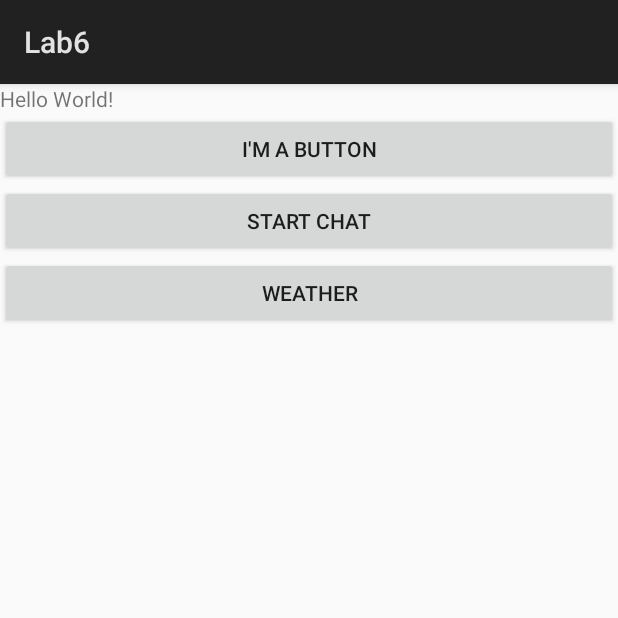
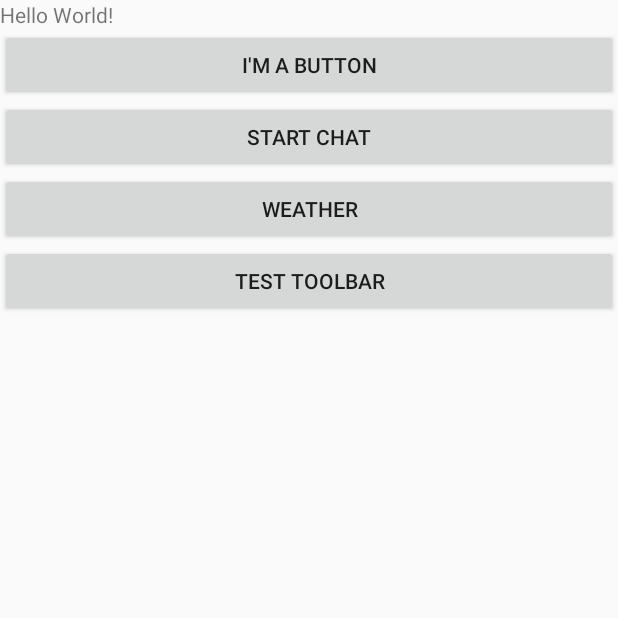
Before and after one commit to Smilesli/CST2335_GUI, an Android app: the StartActivity screen opened directly, with no data from a screen before it, on a phone screen of 412 x 824 dp, the top half of it. Run offline under Robolectric (Android 15) with nearby library versions, the phone set to English and light mode, and no system bars.

Commit message:
toolbar init

```diff
--- a/app/src/main/java/com/example/yueli/androidlabs/StartActivity.java
+++ b/app/src/main/java/com/example/yueli/androidlabs/StartActivity.java
@@ -9,7 +9,7 @@ import android.widget.Button;
 import android.widget.Toast;
 
 public class StartActivity extends Activity {
-    Button b1,b2,b3;
+    Button b1,b2,b3,b4;
     private static final String TAG = "StartActivity";
     int request_Code = 50;
 
@@ -22,6 +22,7 @@ public class StartActivity extends Activity {
         b1 = findViewById(R.id.button);
         b2 = findViewById(R.id.button2);
         b3 = findViewById(R.id.button3);
+        b4 = findViewById(R.id.button4);
 
         b1.setOnClickListener(new View.OnClickListener() {
             @Override
@@ -48,6 +49,16 @@ public class StartActivity extends Activity {
                 Log.i(TAG,"User clicked Weather");
 
                 Intent intent = new Intent(StartActivity.this, WeatherForecastActivity.class);
+                startActivity(intent);
+            }
+        });
+
+        b4.setOnClickListener(new View.OnClickListener() {
+            @Override
+            public void onClick(View v) {
+                Log.i(TAG,"User clicked toolbar test");
+
+                Intent intent = new Intent(StartActivity.this, TestToolbar.class);
                 startActivity(intent);
             }
         });
--- a/app/src/main/res/layout/activity_start.xml
+++ b/app/src/main/res/layout/activity_start.xml
@@ -34,4 +34,10 @@
         android:layout_height="wrap_content"
         android:text="@string/ButtonWeather" />
 
+    <Button
+            android:id="@+id/button4"
+            android:layout_width="match_parent"
+            android:layout_height="wrap_content"
+            android:text="@string/ButtonToolbar" />
+
 </LinearLayout>
--- /dev/null
+++ b/app/src/main/res/layout/mybar.xml
@@ -0,0 +1,6 @@
+<?xml version="1.0" encoding="utf-8"?>
+<android.support.v7.widget.Toolbar xmlns:android="http://schemas.android.com/apk/res/android"
+                                   android:layout_width="match_parent"
+                                   android:layout_height="wrap_content">
+
+</android.support.v7.widget.Toolbar>
--- a/app/src/main/res/values/strings.xml
+++ b/app/src/main/res/values/strings.xml
@@ -9,6 +9,7 @@
     <string name="ButtonStartChat">Start Chat</string>
     <string name="ButtonWeather">Weather</string>
     <string name="Buttonsend">Send</string>
+    <string name="ButtonToolbar">Test Toolbar</string>
 
     <!-- TODO: Remove or change this placeholder text -->
     <string name="hello_blank_fragment">Hello blank fragment</string>
--- a/app/src/main/res/values/styles.xml
+++ b/app/src/main/res/values/styles.xml
@@ -5,4 +5,10 @@
         <!-- Customize your theme here. -->
     </style>
 
+    <style name="MyTheme" parent="Theme.AppCompat.Light.NoActionBar">
+        <item name="android:windowActionBar">false</item>
+        <item name="android:windowNoTitle">true</item>
+    </style>
+
+
 </resources>
```
Also changed, not shown: app/src/main/AndroidManifest.xml (+16 -14 lines), app/src/main/java/com/example/yueli/androidlabs/TestToolbar.java (added, +16 -0 lines), app/src/main/res/layout/activity_test_toolbar.xml (added, +16 -0 lines), app/src/main/res/menu/toolbar_menu.xml (added, +30 -0 lines), app/src/main/res/drawable/icon_1.png (added), app/src/main/res/drawable/icon_2.png (added), app/src/main/res/drawable/icon_3.png (added), 1 other file.
